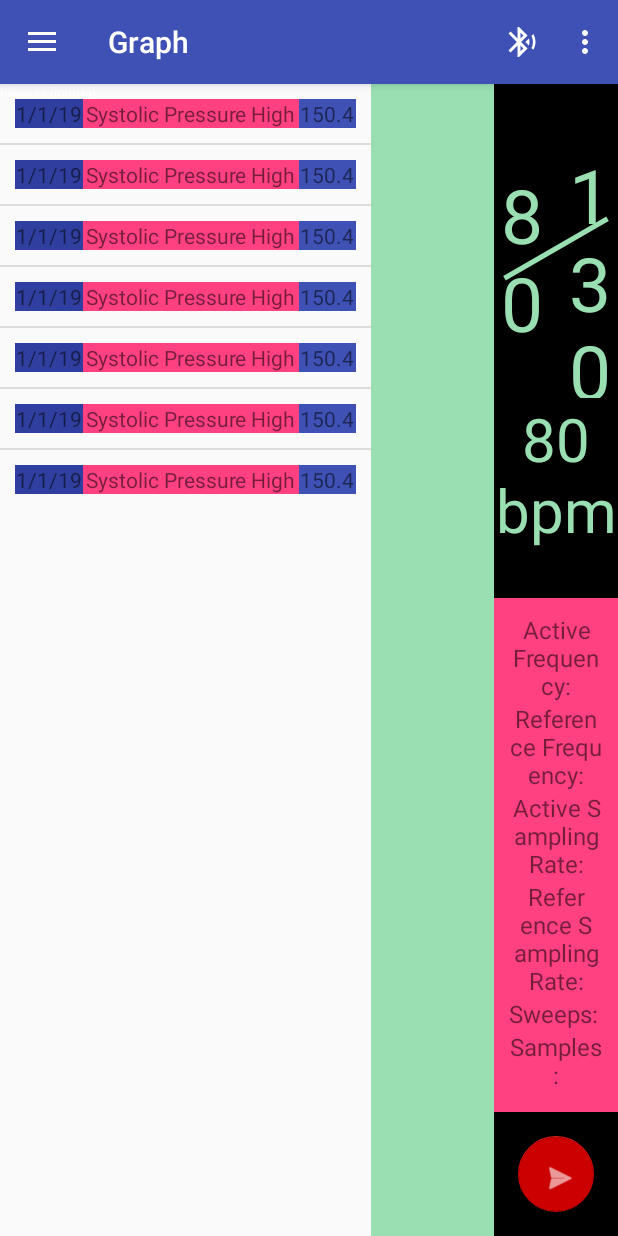
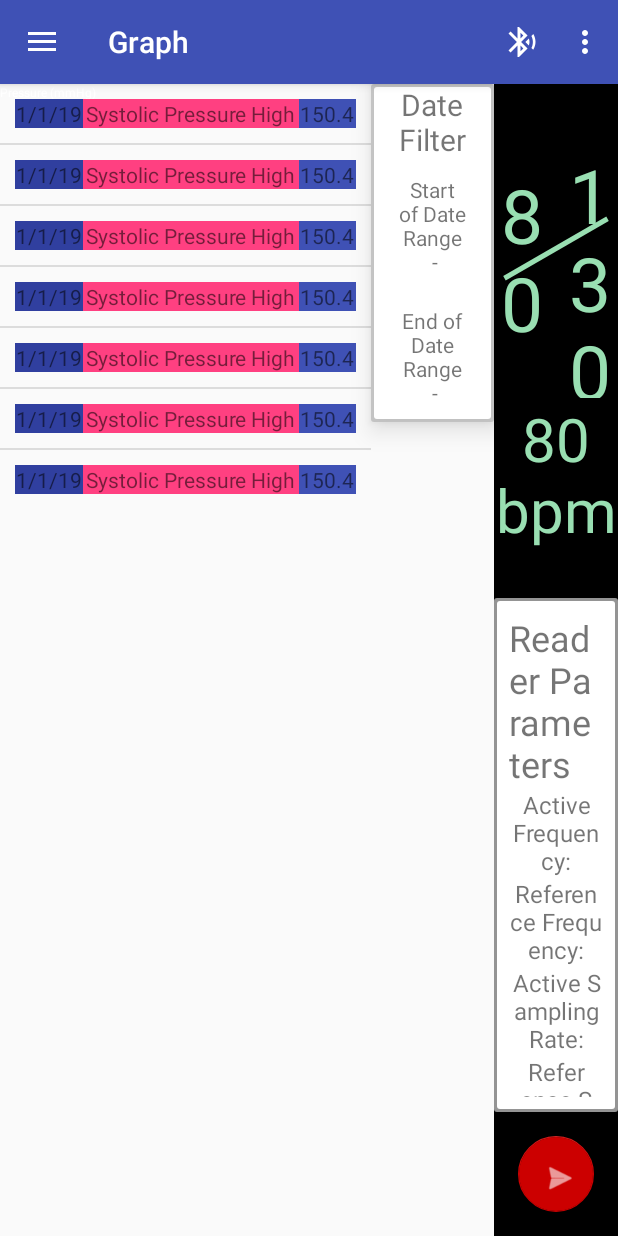
Before and after one commit to danwells96/BP-App, an Android app: the fragment Features placed in its activity, on a phone screen of 412 x 824 dp. Run offline under Robolectric (Android 15) with nearby library versions, the phone set to English and light mode, and no system bars; libraries missing offline, so code that uses them is left out: com.github.mikephil.charting; plain views replace LineChart; 41 statements that could not run were skipped.

Commit message:
Added shadows to readerparams and date filter to show they are seperate and clickable

```diff
--- a/app/src/main/java/com/project/paulo/bpapp/Features.java
+++ b/app/src/main/java/com/project/paulo/bpapp/Features.java
@@ -8,6 +8,7 @@ import android.view.LayoutInflater;
 import android.view.View;
 import android.view.ViewGroup;
 import android.widget.ListView;
+import android.widget.TextView;
 
 import java.util.ArrayList;
 
@@ -44,6 +45,8 @@ public class Features extends Fragment implements DateRangePickerFragment.OnDate
         @Override
         public void onClick(View view) {
             DateRangePickerFragment dateRangePickerFragment = DateRangePickerFragment.newInstance(Features.this, false);
+            StringTuple st = parseDates();
+            System.out.println(st);
             dateRangePickerFragment.show(getFragmentManager(), "datePicker");
             dateRangePickerFragment.setCancelable(false);
         }
@@ -52,5 +55,32 @@ public class Features extends Fragment implements DateRangePickerFragment.OnDate
     @Override
     public void onDateRangeSelected(int startDay, int startMonth, int startYear, int endDay, int endMonth, int endYear) {
         System.out.println(String.format("Start: %d/%d/%d End: %d/%d/%d", startDay, startMonth, startYear, endDay, endMonth, endYear));
+        TextView startDateTV = getActivity().findViewById(R.id.tv_startDate);
+        TextView endDateTV = getActivity().findViewById(R.id.tv_endDate);
+        startDateTV.setText(String.format("Start of Date Range\n%d/%d/%d", startDay, startMonth, startYear));
+        endDateTV.setText(String.format("End of Date Range\n%d/%d/%d", endDay, endMonth, endYear));
     }
+
+    private class StringTuple{
+        String startDate;
+        String endDate;
+
+        public StringTuple(String s1, String s2){
+            startDate = s1;
+            endDate = s2;
+        }
+
+        @Override
+        public String toString() {
+            return startDate+" "+endDate;
+        }
+    }
+
+    public StringTuple parseDates(){
+        View v = getView().findViewById(R.id.datePickerView);
+        String s1 = ((TextView)v.findViewById(R.id.tv_startDate)).getText().toString();
+        String s2 = ((TextView)v.findViewById(R.id.tv_endDate)).getText().toString();
+        return new StringTuple(s1, s2);
+    }
+
 }
--- a/app/src/main/res/drawable/shadow.xml
+++ b/app/src/main/res/drawable/shadow.xml
@@ -1,4 +1,20 @@
 <?xml version="1.0" encoding="utf-8"?>
-<selector xmlns:android="http://schemas.android.com/apk/res/android">
+<layer-list xmlns:android="http://schemas.android.com/apk/res/android">
+    <item>
+        <shape android:shape="rectangle">
+            <solid android:color="#CABBBBBB"/>
+            <corners android:radius="2dp" />
+        </shape>
+    </item>
 
-</selector>
+    <item
+        android:left="2dp"
+        android:right="2dp"
+        android:top="2dp"
+        android:bottom="2dp">
+        <shape android:shape="rectangle">
+            <solid android:color="@android:color/white"/>
+            <corners android:radius="2dp" />
+        </shape>
+    </item>
+</layer-list>
--- a/app/src/main/res/layout/features.xml
+++ b/app/src/main/res/layout/features.xml
@@ -13,12 +13,35 @@
             android:layout_width="match_parent"
             android:layout_height="wrap_content"/>
     </LinearLayout>
-    <View
+    <LinearLayout
         android:layout_width="match_parent"
-        android:layout_height="match_parent"
+        android:layout_height="wrap_content"
+        android:orientation="vertical"
         android:id="@+id/datePickerView"
-        android:background="@color/medicalGreen"
+        android:background="@drawable/shadow"
         android:clickable="true"
-        android:layout_weight="3"/>
+        android:elevation="10dp"
+        android:layout_weight="3">
+        <TextView
+            android:layout_width="match_parent"
+            android:layout_height="wrap_content"
+            android:text="Date Filter"
+            android:gravity="center_horizontal"
+            android:textSize="20dp"/>
+        <TextView
+            android:layout_width="match_parent"
+            android:layout_height="wrap_content"
+            android:gravity="center_horizontal"
+            android:id="@+id/tv_startDate"
+            android:text="Start of Date Range\n -"
+            android:layout_margin="10dp"/>
+        <TextView
+            android:layout_width="match_parent"
+            android:layout_height="wrap_content"
+            android:id="@+id/tv_endDate"
+            android:gravity="center_horizontal"
+            android:text="End of Date Range\n -"
+            android:layout_margin="10dp"/>
+    </LinearLayout>
 
 </LinearLayout>
--- a/app/src/main/res/layout/graph.xml
+++ b/app/src/main/res/layout/graph.xml
@@ -91,7 +91,7 @@
                 android:layout_height="match_parent"
                 android:layout_weight="1"
                 android:id="@+id/readerParams"
-                android:background="@color/colorAccent"
+                android:background="@drawable/shadow"
                 android:clickable="true"
                 android:layout_gravity="center">
                 <RelativeLayout
@@ -102,7 +102,15 @@
                     <TextView
                         android:layout_width="wrap_content"
                         android:layout_height="wrap_content"
+                        android:id="@+id/textView_readerParamTitle"
+                        android:text="Reader Parameters"
+                        android:fontFamily="@android:string/dialog_alert_title"
+                        android:textSize="24dp"/>
+                    <TextView
+                        android:layout_width="wrap_content"
+                        android:layout_height="wrap_content"
                         android:id="@+id/textView_activeFrequency"
+                        android:layout_below="@id/textView_readerParamTitle"
                         android:gravity="center"
                         android:text="Active Frequency:"
                         android:textSize="16dp"/>
@@ -111,6 +119,7 @@
                         android:layout_height="wrap_content"
                         android:id="@+id/textView_activeFrequencyValue"
                         android:layout_marginLeft="10dp"
+                        android:layout_below="@id/textView_readerParamTitle"
                         android:layout_toRightOf="@id/textView_activeFrequency"
                         android:textSize="16dp"
                         android:text="- MHz"/>
```
